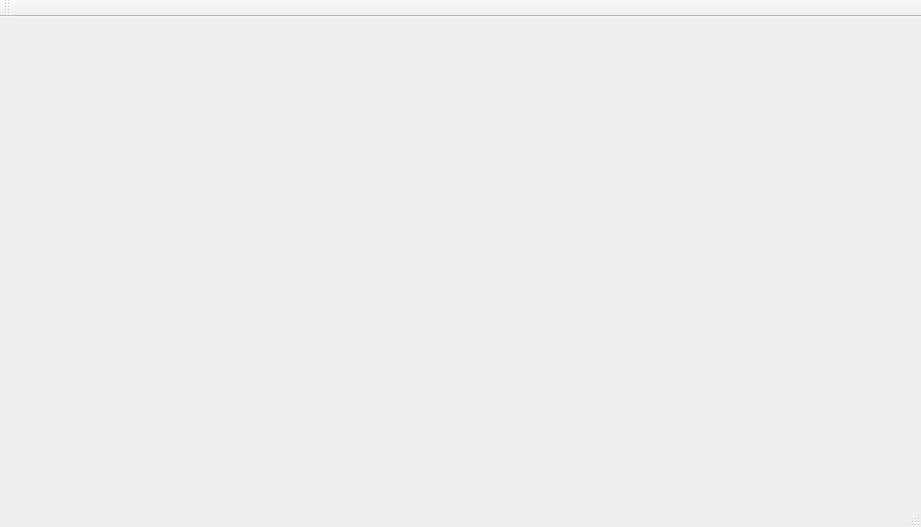
Old version of the form emit_signals/mainwindow.ui in the repository gurpartap007/apaul.
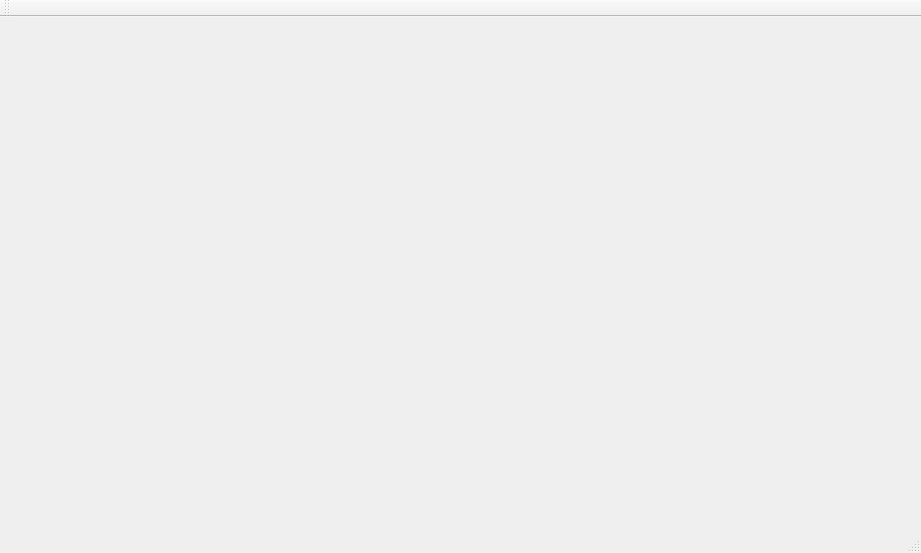
New version of the form.

Diff of the .ui file:
```diff
--- a/emit_signals/mainwindow.ui
+++ b/emit_signals/mainwindow.ui
@@ -7,7 +7,7 @@
     <x>0</x>
     <y>0</y>
     <width>921</width>
-    <height>527</height>
+    <height>553</height>
    </rect>
   </property>
   <property name="windowTitle">
@@ -35,20 +35,13 @@
    <widget class="QWidget" name="horizontalLayoutWidget">
     <property name="geometry">
      <rect>
-      <x>10</x>
-      <y>230</y>
-      <width>861</width>
-      <height>211</height>
+      <x>9</x>
+      <y>300</y>
+      <width>911</width>
+      <height>191</height>
      </rect>
     </property>
-    <layout class="QHBoxLayout" name="horizontalLayout">
-     <property name="spacing">
-      <number>6</number>
-     </property>
-     <property name="sizeConstraint">
-      <enum>QLayout::SetDefaultConstraint</enum>
-     </property>
-    </layout>
+    <layout class="QHBoxLayout" name="horizontalLayout"/>
    </widget>
   </widget>
   <widget class="QMenuBar" name="menuBar">
```
